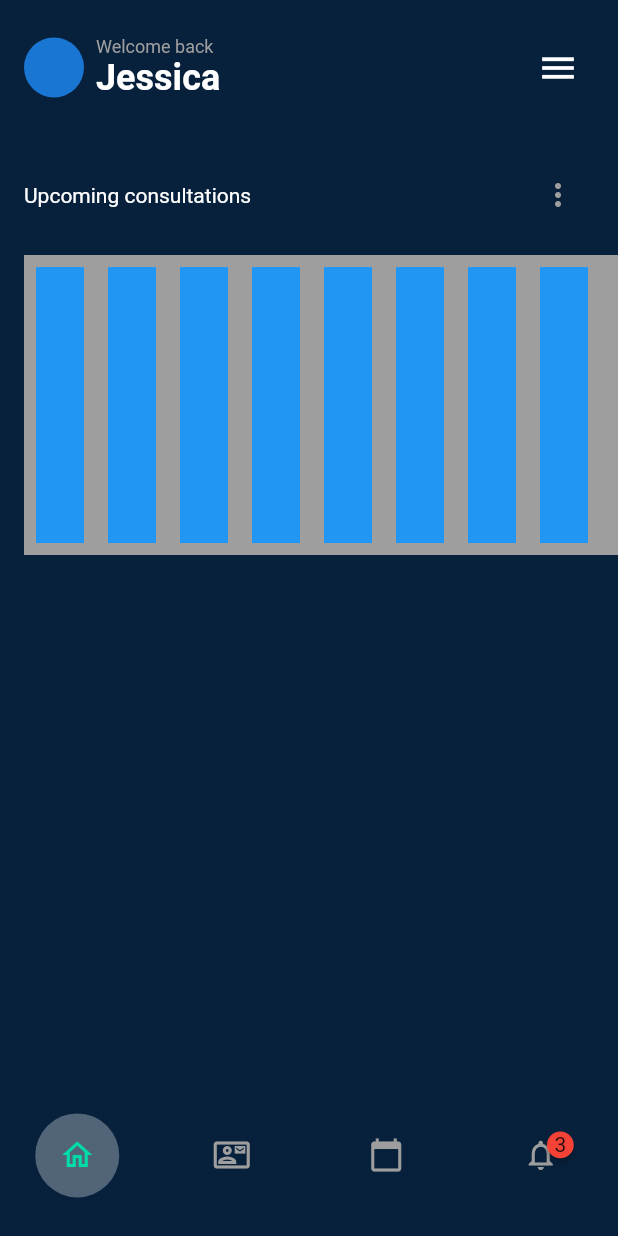
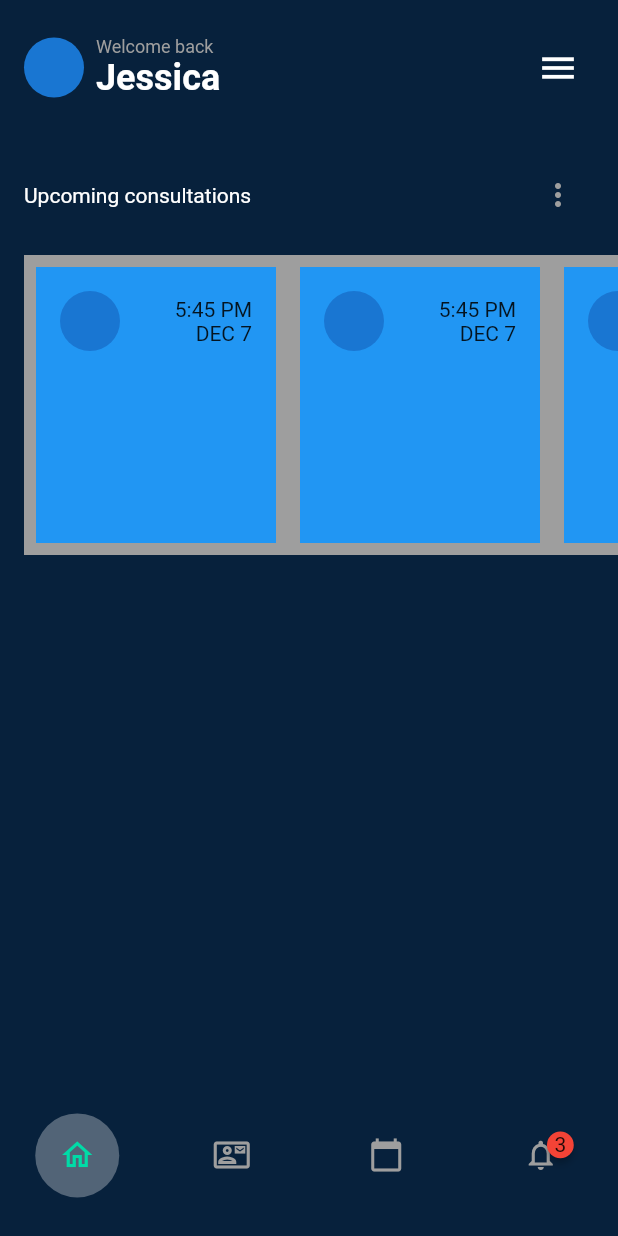
Before and after one commit to JAICHANGPARK/flutter_notebook_17th_story, a Flutter app: the MedicalMainPage screen opened directly, on a phone screen of 412 x 824 dp. Run offline on Flutter 3.47's test engine with Material 2 defaults, Android fonts, the phone set to English and light mode, and no system bars; drawn by our look-alikes of badges; our stand-ins replace cached_network_image, fl_chart, flutter_riverpod, freezed_annotation, ionicons, percent_indicator; network calls fail.

Commit message:
Update medical_main_page.dart

```diff
--- a/lib/ep1032_medical_app/src/medical_main_page.dart
+++ b/lib/ep1032_medical_app/src/medical_main_page.dart
@@ -77,16 +77,36 @@ class MedicalMainPage extends StatelessWidget {
                       height: 200,
                       child: Container(
                         color: Colors.grey,
-                        child: ListView.builder(itemBuilder: (context, index) {
+                        child: ListView.builder(
+                          itemBuilder: (context, index) {
                             return Padding(
                               padding: const EdgeInsets.all(8.0),
                               child: Container(
+                                width: 160,
                                 color: Colors.blue,
                                 child: Padding(
                                   padding: const EdgeInsets.all(16.0),
                                   child: Column(
+
                                     children: [
+                                      Row(
+                                        mainAxisAlignment: MainAxisAlignment.spaceBetween,
+                                        children: [
+                                          CircleAvatar(),
+                                          Column(
 
+                                            crossAxisAlignment: CrossAxisAlignment.end,
+                                            children: [
+                                              Text(
+                                                "5:45 PM",
+                                              ),
+                                              Text(
+                                                "DEC 7",
+                                              ),
+                                            ],
+                                          )
+                                        ],
+                                      )
                                     ],
                                   ),
                                 ),
@@ -94,7 +114,8 @@ class MedicalMainPage extends StatelessWidget {
                             );
                           },
                           scrollDirection: Axis.horizontal,
-                        itemCount: 8,),
+                          itemCount: 8,
+                        ),
                       ),
                     ),
                   )
```
Lines whose indentation alone changed are shown as unchanged.
